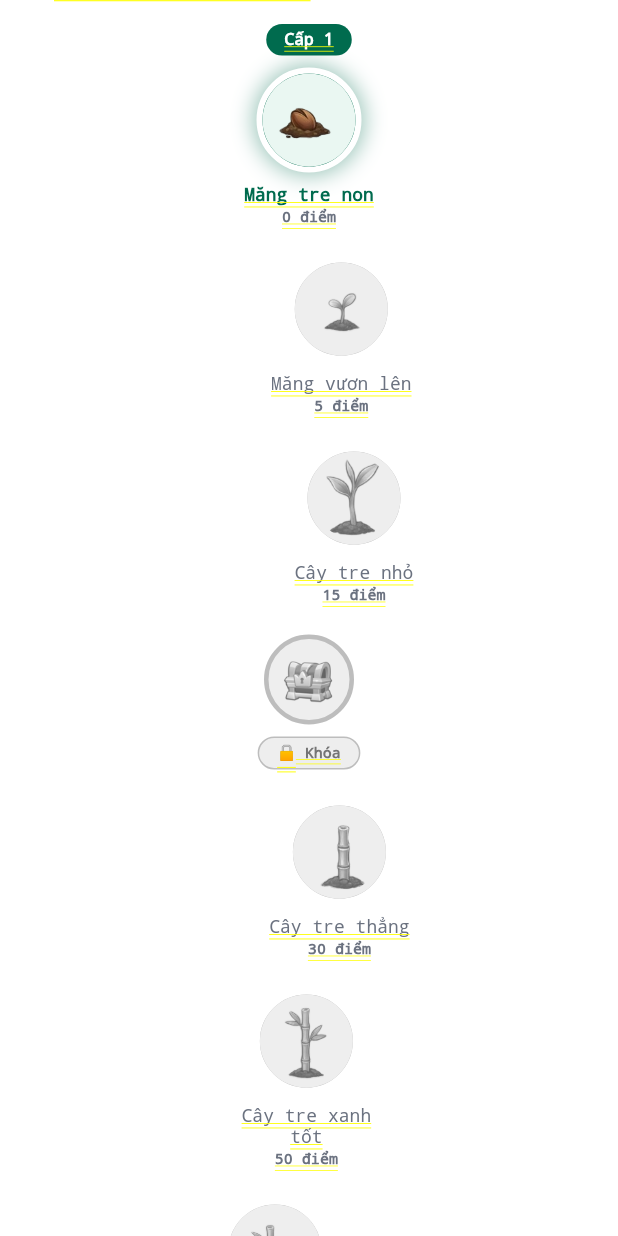
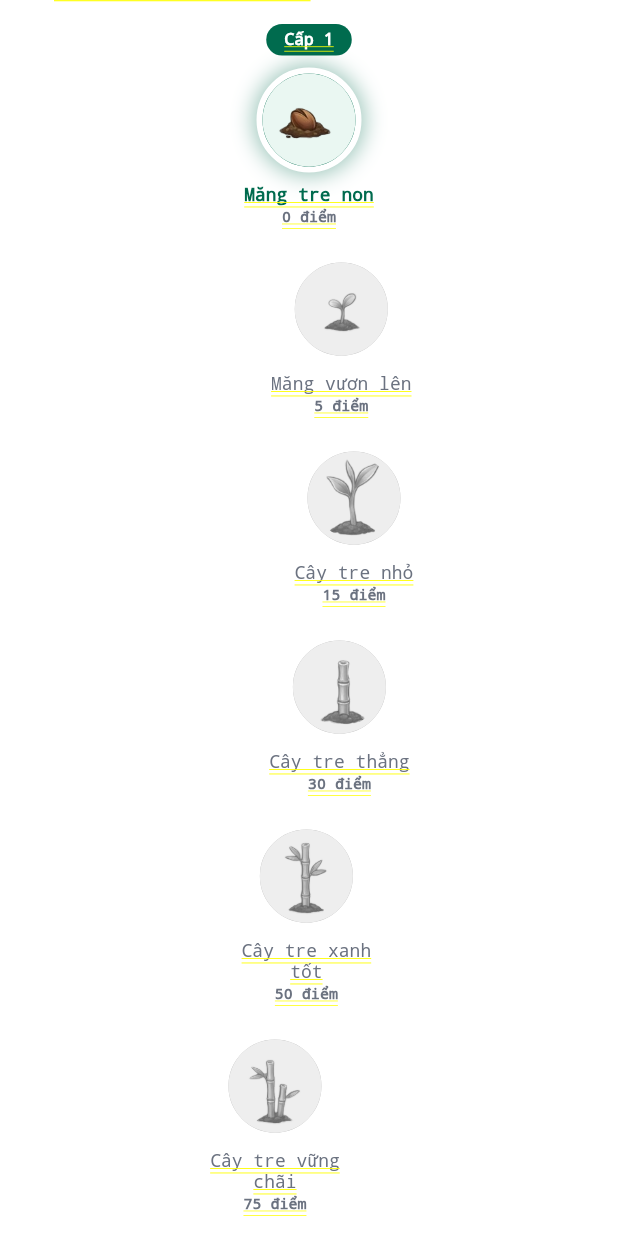
Before and after one commit to huetrinh204/tn-da22ttc-thachthihuetrinh-ungdunghotroduytriloisonglanhmanh, a Flutter app: the PlantScreen screen opened directly, scrolled down 576 dp, on a phone screen of 412 x 824 dp. Run offline on Flutter 3.47's test engine with Material 3 defaults, Android fonts, the phone set to English and light mode, and no system bars; our stand-ins replace firebase_core, firebase_messaging, fl_chart, flutter_local_notifications, google_sign_in, image_picker and 3 more; accounts and stored records are empty; network calls fail.

Commit message:
Update giao diện

```diff
--- a/viora_app/lib/screens/add_habit_screen.dart
+++ b/viora_app/lib/screens/add_habit_screen.dart
@@ -1,6 +1,7 @@
 import 'package:flutter/material.dart';
 import 'package:lucide_icons/lucide_icons.dart';
 import '../l10n/app_localizations.dart';
+import '../theme/theme_extensions.dart';
 
 class AddHabitScreen extends StatefulWidget {
   const AddHabitScreen({super.key});
@@ -33,7 +34,7 @@ class _AddHabitScreenState extends State<AddHabitScreen> {
         elevation: 0,
         scrolledUnderElevation: 0,
         leading: IconButton(
-          icon: const Icon(LucideIcons.arrowLeft, color: Color(0xFF0F623F)),
+          icon: Icon(LucideIcons.arrowLeft, color: context.textPrimary),
           onPressed: () => Navigator.pop(context),
         ),
         title: Text(
--- a/viora_app/lib/screens/admin_plant_detail_screen.dart
+++ b/viora_app/lib/screens/admin_plant_detail_screen.dart
@@ -131,7 +131,7 @@ class _AdminPlantDetailScreenState extends State<AdminPlantDetailScreen> {
                   child: Column(
                     mainAxisAlignment: MainAxisAlignment.center,
                     children: [
-                      const Icon(Icons.park_outlined, size: 64, color: Colors.grey),
+                      Icon(Icons.park_outlined, size: 64, color: context.textSecondary),
                       const SizedBox(height: 16),
                       Text(
                         loc.userHasNoPlant,
--- a/viora_app/lib/screens/admin_posts_tab.dart
+++ b/viora_app/lib/screens/admin_posts_tab.dart
@@ -212,7 +212,7 @@ class _AdminPostsTabState extends State<AdminPostsTab> {
                                         errorBuilder: (_, __, ___) => Container(
                                           height: 200,
                                           color: Colors.grey[300],
-                                          child: Icon(AppIcons.image, size: 48, color: Colors.grey[600]),
+                                          child: Icon(AppIcons.image, size: 48, color: context.textSecondary),
                                         ),
                                       ),
                                     ),
@@ -221,11 +221,11 @@ class _AdminPostsTabState extends State<AdminPostsTab> {
                                   padding: const EdgeInsets.all(16),
                                   child: Row(
                                     children: [
-                                      Icon(AppIcons.heart, size: 16, color: Colors.grey[600]),
+                                      Icon(AppIcons.heart, size: 16, color: context.textSecondary),
                                       const SizedBox(width: 4),
                                       Text('${post['like_count'] ?? 0}'),
                                       const SizedBox(width: 16),
-                                      Icon(AppIcons.message, size: 16, color: Colors.grey[600]),
+                                      Icon(AppIcons.message, size: 16, color: context.textSecondary),
                                       const SizedBox(width: 4),
                                       Text('${post['comment_count'] ?? 0}'),
                                       const Spacer(),
--- a/viora_app/lib/screens/forgot_password_screen.dart
+++ b/viora_app/lib/screens/forgot_password_screen.dart
@@ -3,6 +3,7 @@ import '../services/api_service.dart';
 import '../widgets/app_snackbar.dart';
 import 'login_screen.dart';
 import '../l10n/app_localizations.dart';
+import '../theme/theme_extensions.dart';
 
 class ForgotPasswordScreen extends StatefulWidget {
   const ForgotPasswordScreen({super.key});
@@ -94,7 +95,7 @@ class _ForgotPasswordScreenState extends State<ForgotPasswordScreen> {
         backgroundColor: Colors.transparent,
         elevation: 0,
         leading: IconButton(
-          icon: const Icon(Icons.arrow_back_ios, color: Color(0xFF1B5E20)),
+          icon: Icon(Icons.arrow_back_ios, color: context.textPrimary),
           onPressed: () => Navigator.pop(context),
         ),
         title: Text(
@@ -333,7 +334,7 @@ class _ForgotPasswordScreenState extends State<ForgotPasswordScreen> {
     return InputDecoration(
       hintText: hint,
       hintStyle: const TextStyle(color: Colors.grey, fontSize: 14),
-      prefixIcon: Icon(icon, color: Colors.grey, size: 20),
+      prefixIcon: Icon(icon, color: context.textSecondary, size: 20),
       suffixIcon: suffix,
       filled: true,
       fillColor: Colors.white,
--- a/viora_app/lib/screens/home_screen.dart
+++ b/viora_app/lib/screens/home_screen.dart
@@ -484,8 +484,7 @@ class _DashboardTabState extends State<_DashboardTab> with WidgetsBindingObserve
       alignment: Alignment.center,
       children: [
         IconButton(
-          icon: const Icon(AppIcons.notifications,
-              color: AppColors.primary, size: 24),
+          icon: Icon(AppIcons.notifications, size: 24),
           onPressed: () async {
             await Navigator.push(
               context,
@@ -753,7 +752,7 @@ class _DashboardTabState extends State<_DashboardTab> with WidgetsBindingObserve
                   ],
                 ),
               ),
-              const Icon(Icons.chevron_right_rounded, color: Color(0xFF8D6E63), size: 20),
+              Icon(Icons.chevron_right_rounded, color: context.textSecondary, size: 20),
             ],
           ),
         ),
--- a/viora_app/lib/screens/login_screen.dart
+++ b/viora_app/lib/screens/login_screen.dart
@@ -8,6 +8,7 @@ import 'onboarding_screen.dart';
 import 'package:google_sign_in/google_sign_in.dart';
 import '../widgets/floating_leaves.dart';
 import '../widgets/app_snackbar.dart';
+import '../theme/theme_extensions.dart';
 import '../services/onboarding_gate.dart';
 import 'forgot_password_screen.dart';
 import '../l10n/app_localizations.dart';
@@ -434,7 +435,7 @@ class _LoginScreenState extends State<LoginScreen> {
     return InputDecoration(
       hintText: hint,
       hintStyle: const TextStyle(color: Colors.grey, fontSize: 14),
-      prefixIcon: Icon(icon, color: Colors.grey, size: 20),
+      prefixIcon: Icon(icon, color: context.textSecondary, size: 20),
       suffixIcon: suffix,
       filled: true,
       fillColor: Colors.white,
--- a/viora_app/lib/screens/onboarding_screen.dart
+++ b/viora_app/lib/screens/onboarding_screen.dart
@@ -6,6 +6,7 @@ import '../services/onboarding_gate.dart';
 import '../data/starter_habit_templates.dart';
 import '../l10n/app_localizations.dart';
 import 'home_screen.dart';
+import '../theme/theme_extensions.dart';
 
 class OnboardingScreen extends StatefulWidget {
   const OnboardingScreen({super.key});
@@ -550,7 +551,7 @@ class _OnboardingScreenState extends State<OnboardingScreen>
                   decoration: InputDecoration(
                     hintText: l10n.enterBirthYear,
                     hintStyle: const TextStyle(color: Colors.grey),
-                    prefixIcon: const Icon(Icons.cake_outlined, color: Color(0xFF2E7D32)),
+                    prefixIcon: Icon(Icons.cake_outlined, color: context.textGreen),
                     errorText: birthYearError,
                     counterText: "",
                     filled: true,
@@ -670,7 +671,7 @@ class _OnboardingScreenState extends State<OnboardingScreen>
                   ),
                   child: Row(
                     children: [
-                      const Icon(Icons.info_outline, color: Color(0xFF2E7D32), size: 18),
+                      Icon(Icons.info_outline, color: context.textGreen, size: 18),
                       const SizedBox(width: 10),
                       Expanded(
                         child: Text(
--- a/viora_app/lib/screens/plant_screen.dart
+++ b/viora_app/lib/screens/plant_screen.dart
@@ -584,114 +584,10 @@ class _PlantScreenState extends State<PlantScreen>
         ),
       );
 
-      // Add treasure chest every 3 levels (after level 3, 6, 9, 12)
-      if (lvl % 3 == 0 && lvl < 15) {
-        final treasureUnlocked = currentLevel > lvl;
-        roadmapWidgets.add(
-          Padding(
-            padding: const EdgeInsets.only(bottom: 20),
-            child: _buildTreasureChest(
-              isUnlocked: treasureUnlocked,
-              afterLevel: lvl,
-            ),
-          ),
-        );
-      }
+      // Treasure chest nodes removed
     }
 
     return roadmapWidgets;
-  }
-
-  Widget _buildTreasureChest({
-    required bool isUnlocked,
-    required int afterLevel,
-  }) {
-    final l10n = AppLocalizations.of(context)!;
-    return GestureDetector(
-      onTap: isUnlocked
-          ? () {
-              // Show treasure reward animation
-              _showTreasureReward();
-            }
-          : null,
-      child: Column(
-        children: [
-          Container(
-            width: 60,
-            height: 60,
-            decoration: BoxDecoration(
-              shape: BoxShape.circle,
-              color: isUnlocked
-                  ? const Color(0xFFFFD700).withValues(alpha: 0.2)
-                  : Colors.grey.shade200,
-              border: Border.all(
-                color: isUnlocked ? const Color(0xFFFFD700) : Colors.grey.shade400,
-                width: 3,
-              ),
-              boxShadow: isUnlocked
-                  ? [
-                      BoxShadow(
-                        color: const Color(0xFFFFD700).withValues(alpha: 0.3),
-                        blurRadius: 8,
-                        spreadRadius: 2,
-                      ),
-                    ]
-                  : [],
-            ),
-            child: Center(
-              child: isUnlocked
-                  ? Image.asset(
-                      'assets/images/khobau.png',
-                      width: 40,
-                      height: 40,
-                      fit: BoxFit.contain,
-                    )
-                  : RepaintBoundary(
-                      child: ColorFiltered(
-                        colorFilter: const ColorFilter.matrix([
-                          0.2126, 0.7152, 0.0722, 0, 0,
-                          0.2126, 0.7152, 0.0722, 0, 0,
-                          0.2126, 0.7152, 0.0722, 0, 0,
-                          0,      0,      0,      1, 0,
-                        ]),
-                        child: Opacity(
-                          opacity: 0.7,
-                          child: Image.asset(
-                            'assets/images/khobau.png',
-                            width: 40,
-                            height: 40,
-                            fit: BoxFit.contain,
-                          ),
-                        ),
-                      ),
-                    ),
-            ),
-          ),
-          const SizedBox(height: 8),
-          Container(
-            padding: const EdgeInsets.symmetric(horizontal: 12, vertical: 4),
-            decoration: BoxDecoration(
-              color: isUnlocked
-                  ? const Color(0xFFFFD700).withValues(alpha: 0.2)
-                  : Colors.grey.shade200,
-              borderRadius: BorderRadius.circular(12),
-              border: Border.all(
-                color: isUnlocked ? const Color(0xFFFFD700) : Colors.grey.shade400,
-                width: 1,
-              ),
-            ),
-            child: Text(
-              isUnlocked ? l10n.treasureUnlocked : l10n.treasureLocked,
-              style: TextStyle(
-                fontSize: 10,
-                fontWeight: FontWeight.bold,
-                color: isUnlocked ? const Color(0xFFFF8F00) : Colors.grey.shade600,
-              ),
-            ),
-          ),
-        ],
-      ),
-    );
   }
 
   void _showTreasureReward() {
@@ -786,7 +682,7 @@ class _PlantScreenState extends State<PlantScreen>
                   height: 58,
                   fit: BoxFit.contain,
                   errorBuilder: (context, error, stackTrace) {
-                    return Icon(AppIcons.lock, color: Colors.grey.shade600, size: 24);
+                    return Icon(AppIcons.lock, color: context.textSecondary, size: 24);
                   },
                 ),
               ),
--- a/viora_app/lib/screens/register_screen.dart
+++ b/viora_app/lib/screens/register_screen.dart
@@ -7,6 +7,7 @@ import '../widgets/floating_leaves.dart';
 import '../widgets/app_snackbar.dart';
 import '../l10n/app_localizations.dart';
 import '../widgets/language_flag_toggle.dart';
+import '../theme/theme_extensions.dart';
 
 class RegisterScreen extends StatefulWidget {
   const RegisterScreen({super.key});
@@ -335,7 +336,7 @@ class _RegisterScreenState extends State<RegisterScreen> {
     return InputDecoration(
       hintText: hint,
       hintStyle: const TextStyle(color: Colors.grey, fontSize: 14),
-      prefixIcon: Icon(icon, color: Colors.grey, size: 20),
+      prefixIcon: Icon(icon, color: context.textSecondary, size: 20),
       suffixIcon: suffix,
       filled: true,
       fillColor: Colors.white,
--- a/viora_app/lib/utils/habit_icon_mapper.dart
+++ b/viora_app/lib/utils/habit_icon_mapper.dart
@@ -32,6 +32,8 @@ class HabitIconMapper {
         return LucideIcons.heart; // Heart/Health
       case '🍴':
         return LucideIcons.utensils; // Eating/Utensils
+      case '⚖️':
+        return LucideIcons.scale; // Weight/Balance
       default:
         return LucideIcons.circle; // Default fallback
     }
@@ -53,6 +55,7 @@ class HabitIconMapper {
       {'emoji': '🌿', 'icon': LucideIcons.leaf},
       {'emoji': '❤️', 'icon': LucideIcons.heart},
       {'emoji': '🍴', 'icon': LucideIcons.utensils},
+      {'emoji': '⚖️', 'icon': LucideIcons.scale},
     ];
   }
 
```
Also changed, not shown: viora_app/lib/screens/profile_screen.dart (+53 -5 lines), 4 other files.
